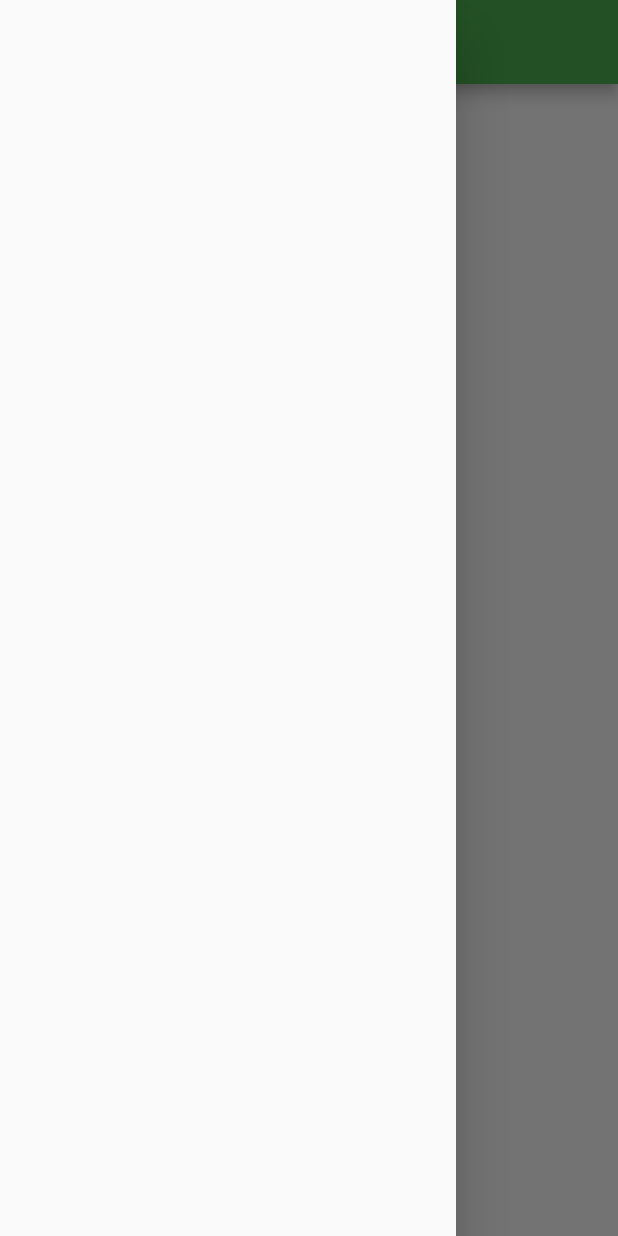
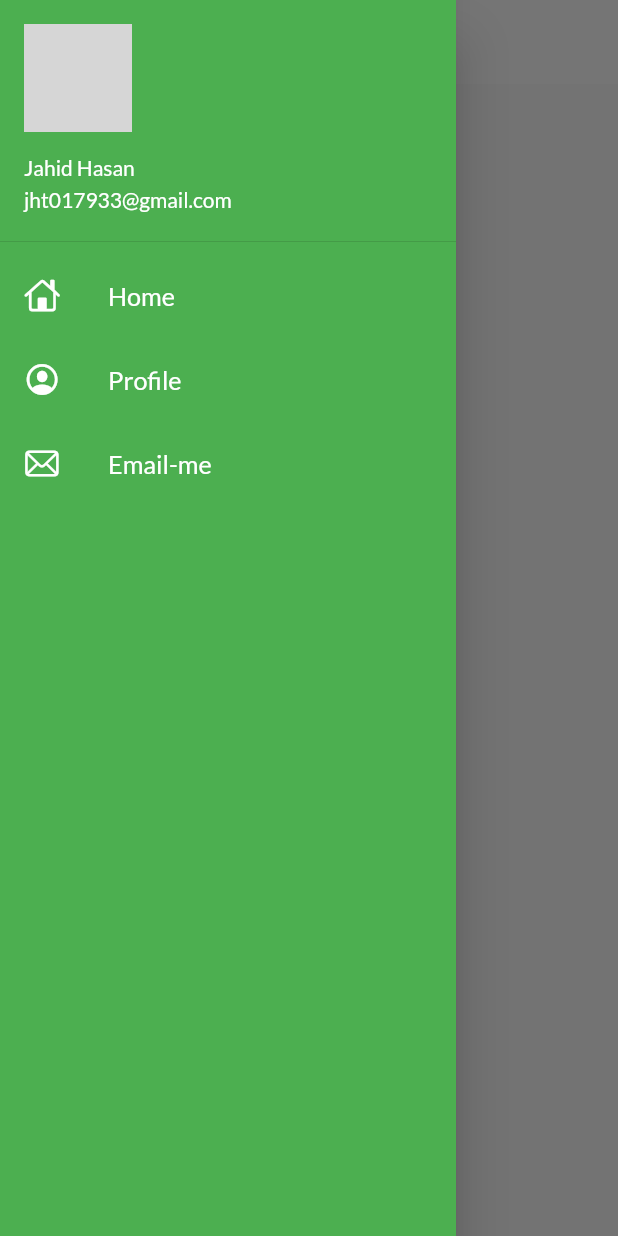
Before and after one commit to tanbirahammad/30daysofFluuter, a Flutter app: the Homepage screen opened by its route, with the side drawer open, on a phone screen of 412 x 824 dp. Run offline on Flutter 3.47's test engine with Material 2 defaults, Android fonts, the phone set to English and light mode, and no system bars; our stand-ins replace google_fonts; network calls fail; grey boxes are pictures that could not be loaded.

Commit message:
theme not extracted

```diff
--- a/lib/main.dart
+++ b/lib/main.dart
@@ -1,4 +1,5 @@
 import 'package:catalog/utils/routes.dart';
+import 'package:catalog/widgets/themes.dart';
 import 'package:flutter/material.dart';
 
 import 'pages/home_page.dart';
@@ -28,13 +29,21 @@ class _myAppState extends State<myApp> {
      theme: ThemeData(
        primarySwatch: Colors.green,
        fontFamily: GoogleFonts.lato().fontFamily,
+       appBarTheme: AppBarTheme(
+         color: Colors.white,
+         elevation: 0.0,
+         iconTheme: IconThemeData(color: Colors.black),
+
+
+       ),
      ),
      darkTheme: ThemeData(
        brightness: Brightness.dark
      ),
+     debugShowCheckedModeBanner:false,
 
      routes: {
-       "/":(context) => LoginPage(),
+       "/":(context) => Homepage(),
        MyRoute.homeRoute:(context) =>Homepage(),
        MyRoute.loginRoute:(context) => LoginPage(),
      },
--- a/lib/pages/home_page.dart
+++ b/lib/pages/home_page.dart
@@ -1,4 +1,6 @@
 import 'package:flutter/material.dart';
+
+import '../widgets/drawer.dart';
 
 class Homepage extends StatelessWidget {
   int days=30;
@@ -7,14 +9,15 @@ class Homepage extends StatelessWidget {
   Widget build(BuildContext context) {
     return Scaffold(
       appBar: AppBar(
-        title: Text("Catalog App"),
+
+        title: Text("Catalog App",style: TextStyle(color: Colors.black),),
       ),
         body:Center(
           child: Container(
-          child:Text("Day 1 to ${days}"),
+          child:Text(""),
       ),
         ),
-        drawer: Drawer(),
+        drawer: MyDrawer(),
       );
 
   }
--- /dev/null
+++ b/lib/widgets/drawer.dart
@@ -0,0 +1,48 @@
+import 'package:flutter/cupertino.dart';
+import 'package:flutter/material.dart';
+
+class MyDrawer extends StatelessWidget {
+
+
+  @override
+  Widget build(BuildContext context) {
+    final imageUrl="https://scontent.fcgp17-1.fna.fbcdn.net/v/t39.30808-6/242436461_2807292769414409_626257442248468957_n.jpg?_nc_cat=106&ccb=1-7&_nc_sid=09cbfe&_nc_eui2=AeF868k7aPOTAYv6Q0DxXFVrCCkQ2Hec7Y0IKRDYd5ztjV4cIqhbGeAF7tOjjd3XHwAMjM0XcYQJSeLcuU-YTXrg&_nc_ohc=4uggx2qJmG8AX_hssKj&_nc_ht=scontent.fcgp17-1.fna&oh=00_AT-5AHfDSoG7ZG2yFYAC69K7rGImwonmR2T5OXC4y8fCnQ&oe=62972E79";
+    return Drawer(
+      child: Container(
+        color: Colors.green,
+        child: ListView(
+          children: [
+            DrawerHeader(
+              padding: EdgeInsets.zero,
+              child:UserAccountsDrawerHeader(
+                margin: EdgeInsets.zero,
+
+                accountName: Text("Jahid Hasan"),
+                accountEmail: Text("jht017933@gmail.com"),
+                currentAccountPicture: CircleAvatar(
+                  backgroundImage: NetworkImage(imageUrl),
+                ),
+                ),
+
+
+
+            ),
+            ListTile(
+              leading: Icon(CupertinoIcons.home, color: Colors.white,),
+              title: Text("Home", textScaleFactor: 1.2, style: TextStyle(color: Colors.white),),
+            ),
+
+            ListTile(
+              leading: Icon(CupertinoIcons.profile_circled, color: Colors.white,),
+              title: Text("Profile", textScaleFactor: 1.2, style: TextStyle(color: Colors.white),),
+            ),
+            ListTile(
+              leading: Icon(CupertinoIcons.mail, color: Colors.white,),
+              title: Text("Email-me", textScaleFactor: 1.2, style: TextStyle(color: Colors.white),),
+            ),
+          ],
+        ),
+      ),
+    );
+  }
+}
```
Also changed, not shown: lib/widgets/themes.dart (added, +16 -0 lines).
